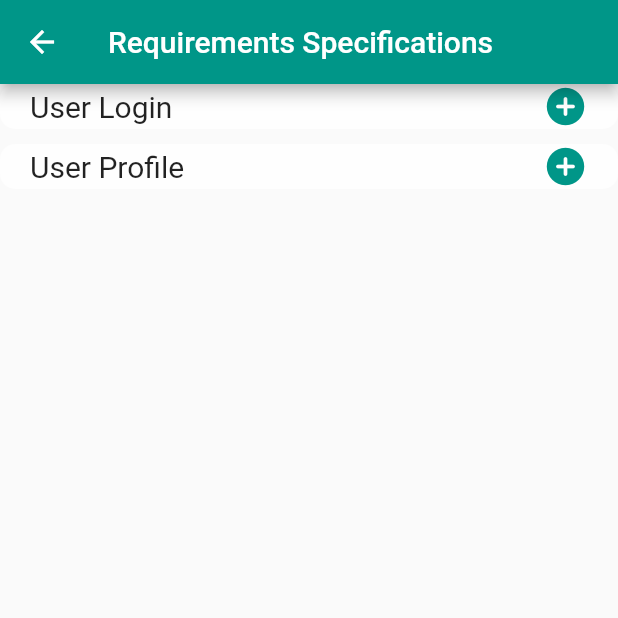
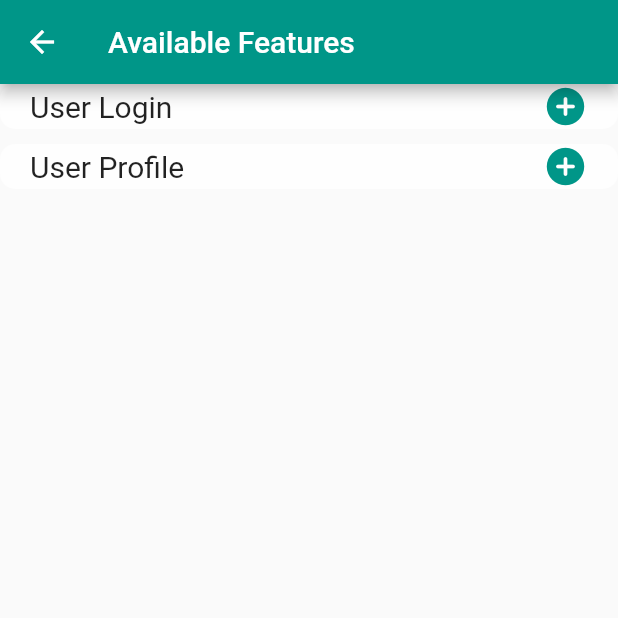
Before and after one commit to ElBatanony/ProtoFast, a Flutter app: the screen it shows after launch, after a tap on "Go to Available features", on a phone screen of 412 x 824 dp, the top half of it. Run offline on Flutter 3.47's test engine with Material 2 defaults, Android fonts, the phone set to English and light mode, and no system bars.

Commit message:
updating screen title

```diff
--- a/lib/screens/available_features.dart
+++ b/lib/screens/available_features.dart
@@ -11,7 +11,7 @@ class AvailableFeaturesScreen extends StatelessWidget {
   Widget build(BuildContext context) {
     return Scaffold(
       appBar: AppBar(
-        title: const Text("Requirements Specifications"),
+        title: const Text("Available Features"),
       ),
       body: Center(
         child: _buildAvailableFeaturesList(),
```
